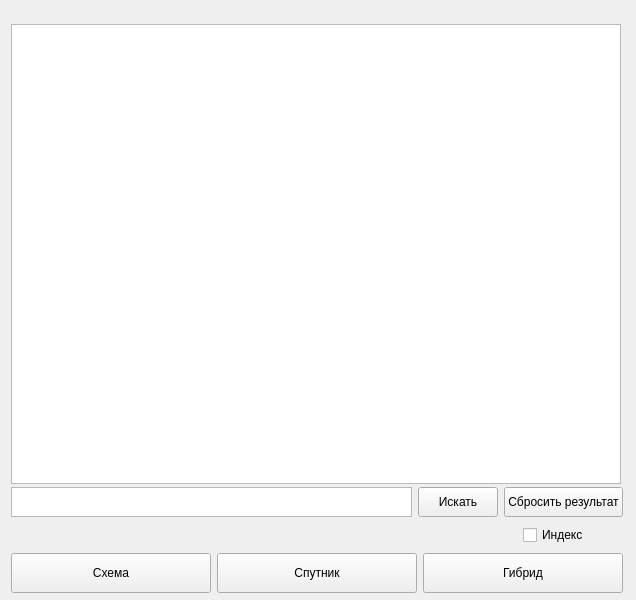
Above: ui/main.ui from Protocs/OkayMaps before the change. Below: the same form after it.
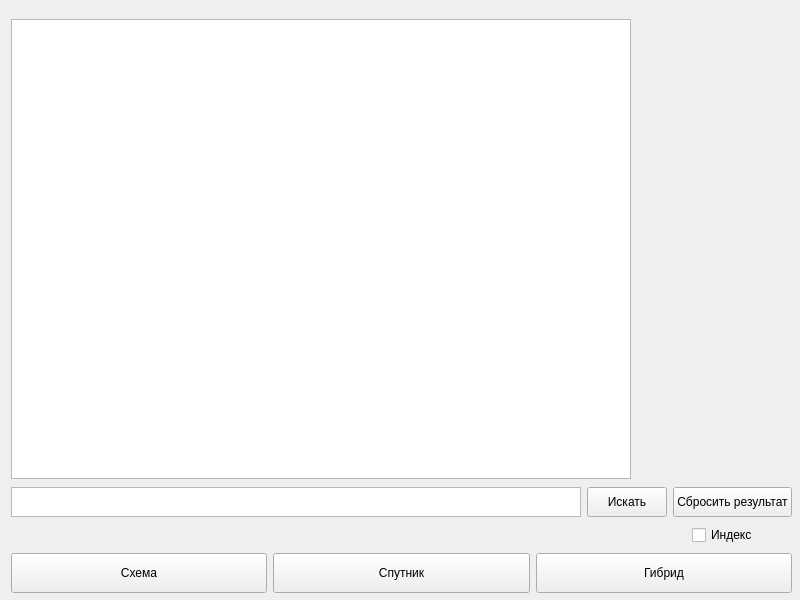
That is the form after the change.

```diff
--- a/ui/main.ui
+++ b/ui/main.ui
@@ -6,19 +6,19 @@
    <rect>
     <x>0</x>
     <y>0</y>
-    <width>636</width>
+    <width>800</width>
     <height>600</height>
    </rect>
   </property>
   <property name="minimumSize">
    <size>
-    <width>636</width>
+    <width>800</width>
     <height>600</height>
    </size>
   </property>
   <property name="maximumSize">
    <size>
-    <width>636</width>
+    <width>800</width>
     <height>600</height>
    </size>
   </property>
@@ -26,28 +26,34 @@
    <string>MainWindow</string>
   </property>
   <widget class="QWidget" name="centralwidget">
-   <widget class="QWidget" name="">
+   <widget class="QWidget" name="layoutWidget">
     <property name="geometry">
      <rect>
       <x>11</x>
       <y>17</y>
-      <width>612</width>
+      <width>781</width>
       <height>579</height>
      </rect>
     </property>
     <layout class="QVBoxLayout" name="verticalLayout">
      <item>
       <widget class="QGraphicsView" name="map">
+       <property name="sizePolicy">
+        <sizepolicy hsizetype="Expanding" vsizetype="Expanding">
+         <horstretch>0</horstretch>
+         <verstretch>0</verstretch>
+        </sizepolicy>
+       </property>
        <property name="minimumSize">
         <size>
-         <width>610</width>
+         <width>620</width>
          <height>460</height>
         </size>
        </property>
        <property name="maximumSize">
         <size>
-         <width>610</width>
-         <height>450</height>
+         <width>620</width>
+         <height>460</height>
         </size>
        </property>
       </widget>
```
